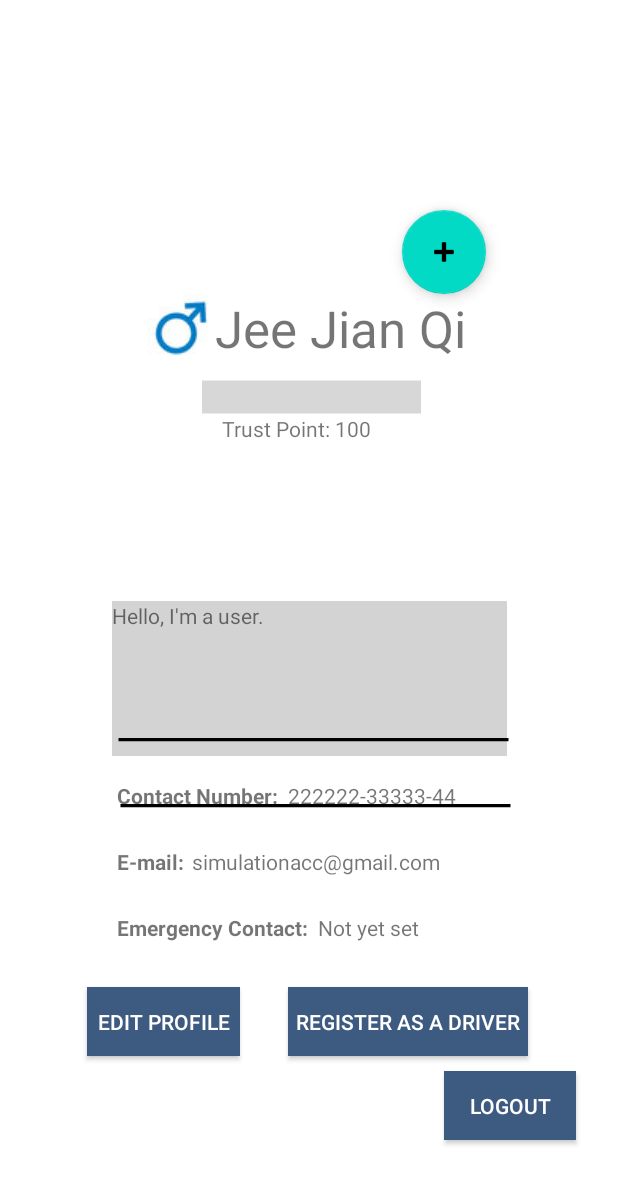
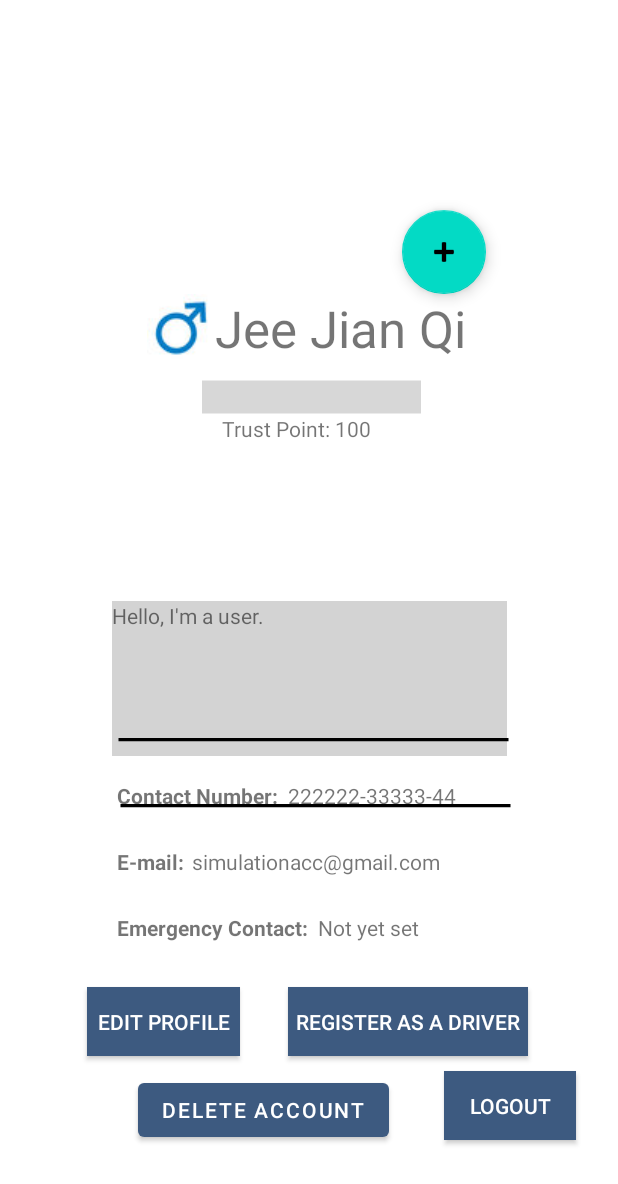
Before and after one commit to UniPool-WIA2006/UniPool, an Android app: the layout fragment_profile_page_1.xml on its own in the app's theme, with its tools: preview values and no code run, on a phone screen of 412 x 824 dp. Shown: the top 1184 px of the screen. Run offline under Robolectric (Android 15) with nearby library versions, the phone set to English and light mode, and no system bars.

Commit message:
commiit
delete acc ( pp1 only )

```diff
--- a/app/src/main/java/com/example/unipool/MainActivity.java
+++ b/app/src/main/java/com/example/unipool/MainActivity.java
@@ -61,7 +61,7 @@ public class MainActivity extends AppCompatActivity {
         NavigationUI.setupWithNavController(binding.navView, navController);
 
         // Setting up Chat with offline function
-        Config config = new Config(true, true, true, UploadAttachmentsNetworkType.NOT_ROAMING);
+        Config config = new Cocnfig(true, true, true, UploadAttachmentsNetworkType.NOT_ROAMING);
         StreamOfflinePluginFactory offlinePluginFactory = new StreamOfflinePluginFactory(config, this);
         ChatClient client = new ChatClient.Builder(getString(R.string.api_key), this).logLevel(ChatLogLevel.ALL).withPlugin(offlinePluginFactory).build();
 
--- a/app/src/main/res/layout/fragment_profile_page_1.xml
+++ b/app/src/main/res/layout/fragment_profile_page_1.xml
@@ -222,4 +222,14 @@
         app:layout_constraintTop_toTopOf="parent"
         app:srcCompat="@android:drawable/ic_input_add" />
 
+    <Button
+        android:id="@+id/btn_delete_acc"
+        android:layout_width="wrap_content"
+        android:layout_height="wrap_content"
+        android:layout_marginStart="92dp"
+        android:layout_marginBottom="60dp"
+        android:text="Delete Account"
+        app:layout_constraintBottom_toBottomOf="parent"
+        app:layout_constraintStart_toStartOf="parent" />
+
 </androidx.constraintlayout.widget.ConstraintLayout>
```
Also changed, not shown: app/src/main/java/com/example/unipool/DatabaseHandler.java (+8 -0 lines), app/src/main/java/com/example/unipool/ui/profile/profile_page_1.java (+30 -1 lines).
